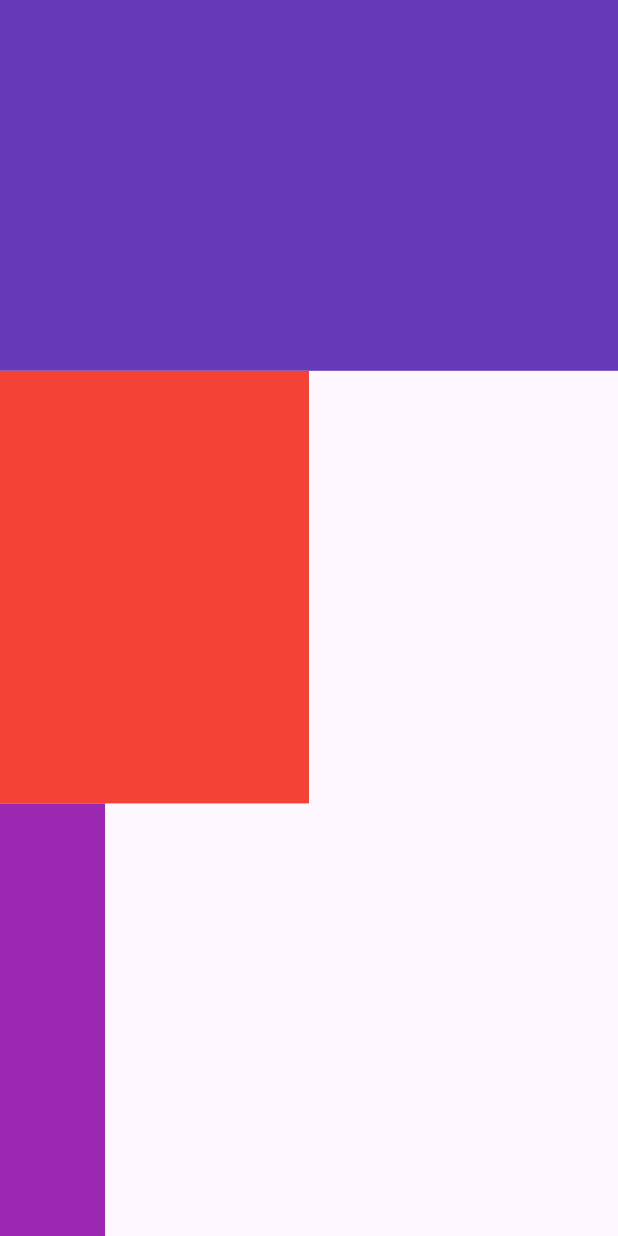
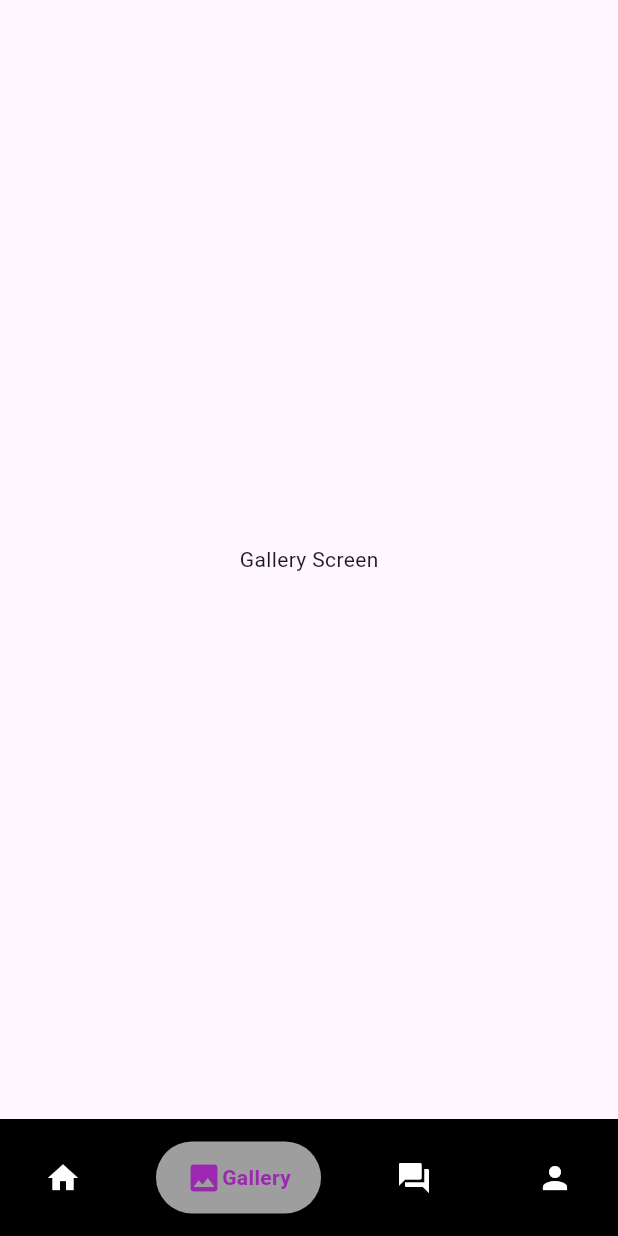
Before and after one commit to Saadhussain541/training, a Flutter app: the screen it shows after launch, on a phone screen of 412 x 824 dp. Run offline on Flutter 3.47's test engine with Material 3 defaults, Android fonts, the phone set to English and light mode, and no system bars; drawn by our look-alikes of google_nav_bar; our stand-ins replace animated_text_kit, google_fonts.

Commit message:
class 10

```diff
--- /dev/null
+++ b/lib/class10/bottom_main_screen.dart
@@ -0,0 +1,86 @@
+import 'package:flutter/material.dart';
+import 'package:training_class/class10/faq_bottom_screen.dart';
+import 'package:training_class/class10/gallery_bottom_screen.dart';
+import 'package:training_class/class10/profile_bottom_screen.dart';
+import 'package:google_nav_bar/google_nav_bar.dart';
+
+import 'home_bottom_screen.dart';
+// class BottomMainScreen extends StatefulWidget {
+//   const BottomMainScreen({super.key});
+//
+//   @override
+//   State<BottomMainScreen> createState() => _BottomMainScreenState();
+// }
+//
+// class _BottomMainScreenState extends State<BottomMainScreen> {
+//   int currentIndex=0;
+//   List<Widget> screens=[HomeBottomScreen(),GalleryBottomScreen(),FaqBottomScreen(),ProfileBottomScreen()];
+//   @override
+//   Widget build(BuildContext context) {
+//     return Scaffold(
+//       bottomNavigationBar: BottomNavigationBar(
+//           selectedItemColor: Colors.green,
+//           unselectedItemColor: Colors.grey,
+//           currentIndex: currentIndex,
+//           onTap: (val){
+//
+//             setState(() {
+//               currentIndex=val;
+//             });
+//
+//           },
+//
+//           items: [
+//         BottomNavigationBarItem(icon: Icon(Icons.home),label: "Home"),
+//         BottomNavigationBarItem(icon: Icon(Icons.image),label: "Gallery"),
+//         BottomNavigationBarItem(icon: Icon(Icons.question_answer),label: "FAQ"),
+//         BottomNavigationBarItem(icon: Icon(Icons.person),label: "Profile"),
+//       ]),
+//       body: screens[currentIndex],
+//     );
+//   }
+// }
+
+
+class BottomMainScreen extends StatefulWidget {
+  const BottomMainScreen({super.key});
+
+  @override
+  State<BottomMainScreen> createState() => _BottomMainScreenState();
+}
+
+class _BottomMainScreenState extends State<BottomMainScreen> {
+  int currentIndex=1;
+  List<Widget> screens=[HomeBottomScreen(),GalleryBottomScreen(),FaqBottomScreen(),ProfileBottomScreen()];
+  @override
+  Widget build(BuildContext context) {
+    return Scaffold(
+      body: screens[currentIndex],
+      bottomNavigationBar: Container(
+        color: Colors.black,
+        padding: EdgeInsets.symmetric(vertical: 15,horizontal: 10),
+        child: GNav(
+          selectedIndex:currentIndex,
+          onTabChange: (index){
+            setState(() {
+              currentIndex=index;
+            });
+          },
+          padding: EdgeInsets.symmetric(vertical: 12,horizontal: 20),
+          // backgroundColor: Colors.black,
+          rippleColor: Colors.yellow,
+          activeColor: Colors.purple,
+          tabBackgroundColor: Colors.grey,
+          color: Colors.white,
+          tabs: [
+            GButton(icon: Icons.home,text: "Home"),
+            GButton(icon: Icons.image,text: "Gallery",),
+            GButton(icon: Icons.question_answer,text: "FAQ",),
+            GButton(icon: Icons.person,text: "Profile",),
+          ],
+
+        ),
+      ),
+    );
+  }
+}
--- /dev/null
+++ b/lib/class10/gallery_bottom_screen.dart
@@ -0,0 +1,16 @@
+import 'package:flutter/material.dart';
+class GalleryBottomScreen extends StatefulWidget {
+  const GalleryBottomScreen({super.key});
+
+  @override
+  State<GalleryBottomScreen> createState() => _GalleryBottomScreenState();
+}
+
+class _GalleryBottomScreenState extends State<GalleryBottomScreen> {
+  @override
+  Widget build(BuildContext context) {
+    return Scaffold(
+      body: Center(child: Text("Gallery Screen"),),
+    );
+  }
+}
--- a/lib/main.dart
+++ b/lib/main.dart
@@ -7,6 +7,7 @@ import 'package:training_class/login.dart';
 import 'package:training_class/login_screen.dart';
 
 import 'auth_screen.dart';
+import 'class10/bottom_main_screen.dart';
 import 'class5/home_redirect.dart';
 import 'class6/example2.dart';
 import 'class6/example3.dart';
@@ -34,7 +35,7 @@ class NaziaApp extends StatelessWidget {
       // },
       // initialRoute: '/splash',
 
-      home: ResponsiveScreen(),
+      home: BottomMainScreen(),
       // initial Screen
     );
   }
--- a/pubspec.yaml
+++ b/pubspec.yaml
@@ -36,6 +36,8 @@ dependencies:
   cupertino_icons: ^1.0.8
   google_fonts: ^6.3.2
   animated_text_kit: ^4.2.3
+  google_nav_bar: ^5.0.7
+
 
 dev_dependencies:
   flutter_test:
```
Also changed, not shown: lib/class10/faq_bottom_screen.dart (added, +16 -0 lines), lib/class10/home_bottom_screen.dart (added, +16 -0 lines), lib/class10/profile_bottom_screen.dart (added, +16 -0 lines), pubspec.lock.
